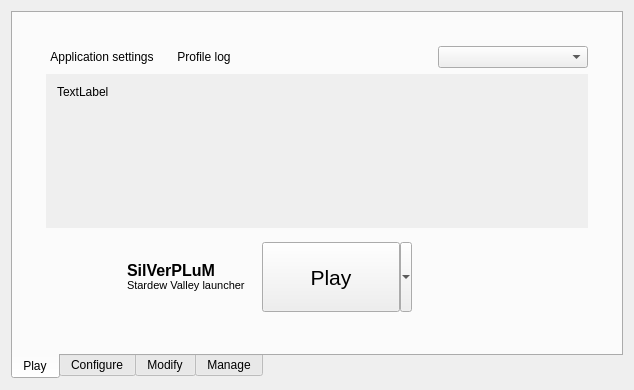
First picture: the form in src/mainwindow.ui, repository kriana/SilVerPLuM, before the edit.
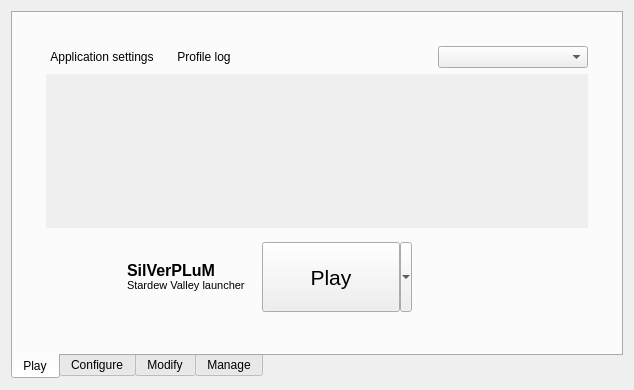
Second picture: the form after the edit. Icons and pictures are not drawn. Custom widgets are drawn as their Qt base class.

```diff
--- a/src/mainwindow.ui
+++ b/src/mainwindow.ui
@@ -139,7 +139,7 @@
                       </size>
                      </property>
                      <property name="text">
-                      <string>TextLabel</string>
+                      <string/>
                      </property>
                      <property name="textFormat">
                       <enum>Qt::RichText</enum>
```
